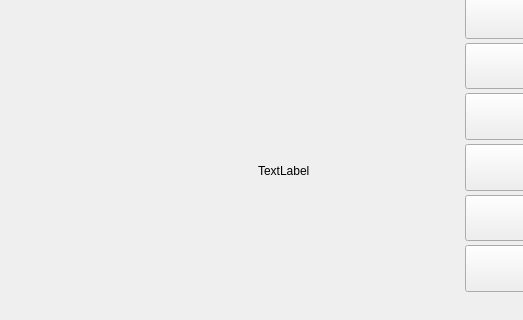
The window that widget.ui (XJulianSalazarX/Parcial3) describes before a commit, drawn with Qt 5; both pictures show x 0 to 523 and y 218 to 538 of the 1280 by 740 pixel window.
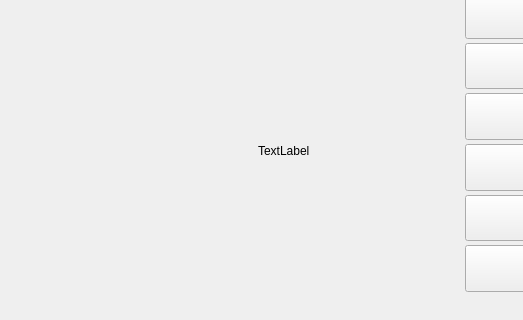
The same window after the commit.

What changed in the file:
```diff
--- a/widget.ui
+++ b/widget.ui
@@ -96,9 +96,9 @@
    <property name="geometry">
     <rect>
      <x>258</x>
-     <y>88</y>
+     <y>8</y>
      <width>641</width>
-     <height>601</height>
+     <height>721</height>
     </rect>
    </property>
    <property name="text">
```
